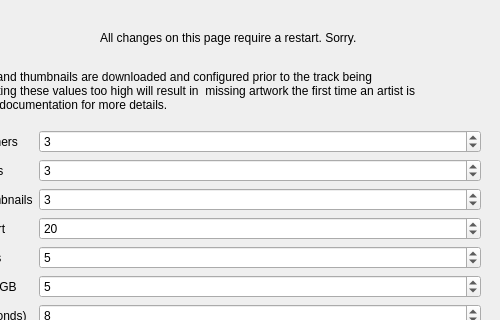
Old version of the form nowplaying/resources/artistextras_ui.ui in the repository e1miran/Now-Playing-Serato; both pictures show x 140 to 640 and y 0 to 320 of the 640 by 480 pixel window.
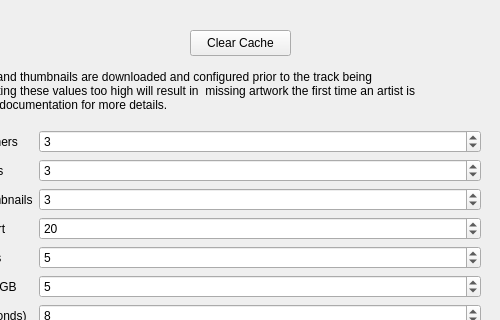
New version of the form.

Commit message: Add ability to clear the cache (#433)

Patch:
```diff
--- a/nowplaying/resources/artistextras_ui.ui
+++ b/nowplaying/resources/artistextras_ui.ui
@@ -173,19 +173,6 @@
     <bool>true</bool>
    </property>
   </widget>
-  <widget class="QLabel" name="changeswarning_label">
-   <property name="geometry">
-    <rect>
-     <x>240</x>
-     <y>30</y>
-     <width>281</width>
-     <height>16</height>
-    </rect>
-   </property>
-   <property name="text">
-    <string>All changes on this page require a restart. Sorry.</string>
-   </property>
-  </widget>
   <widget class="QCheckBox" name="missingfanart_checkbox">
    <property name="geometry">
     <rect>
@@ -247,6 +234,19 @@
     <bool>true</bool>
    </property>
   </widget>
+  <widget class="QPushButton" name="clearcache_button">
+   <property name="geometry">
+    <rect>
+     <x>330</x>
+     <y>30</y>
+     <width>101</width>
+     <height>26</height>
+    </rect>
+   </property>
+   <property name="text">
+    <string>Clear Cache</string>
+   </property>
+  </widget>
  </widget>
  <resources/>
  <connections/>
```
The commit also changes 11 other files.
